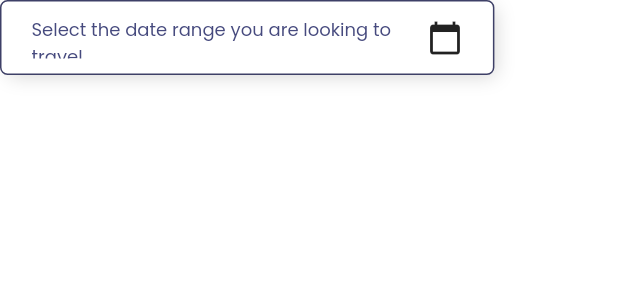
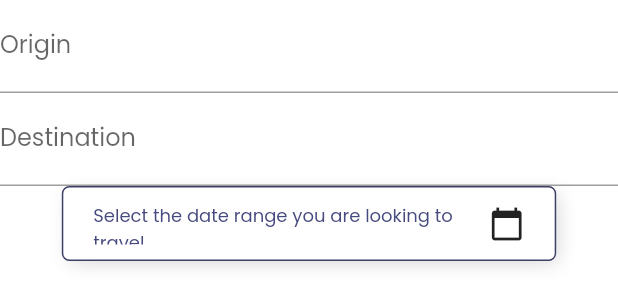
Before and after one commit to Wilb11/CS411_A5_Team10_Trip_Forecast, a Flutter app: the SearchField widget shown alone on an empty page, opened directly, on a phone screen of 412 x 824 dp. Shown: the top 306 px of the screen. Run offline on Flutter 3.47's test engine with Material 2 defaults, Android fonts, the light colour scheme and no system bars; our stand-ins replace flutter_svg, google_fonts, webview_flutter.

Commit message:
finished API implementation, search page, results page, but for some reason on the home page I can't get the search bar to show up lol

```diff
--- a/main/trip_forecaster/lib/Screens/Home/search_fields.dart
+++ b/main/trip_forecaster/lib/Screens/Home/search_fields.dart
@@ -12,12 +12,14 @@ class SearchField extends StatefulWidget {
 class _SearchFieldState extends State<SearchField> {
   DateTime? _startDate;
   DateTime? _endDate;
+  TextEditingController originController = TextEditingController();
+  TextEditingController destinationController = TextEditingController();
 
   Future<void> _openDatePicker(BuildContext context) async {
     final DateTimeRange? picked = await showDateRangePicker(
       context: context,
-      firstDate: DateTime(DateTime.now().year - 5),
-      lastDate: DateTime(DateTime.now().year + 5),
+      firstDate: DateTime.now().add(Duration(days: 14)),
+      lastDate: DateTime.now().add(Duration(days: 300)),
     );
     if (picked != null) {
       setState(() {
@@ -32,8 +34,9 @@ class _SearchFieldState extends State<SearchField> {
           builder: (context) => SearchResultsPage(
             startDate: _startDate!,
             endDate: _endDate!,
-            origin: 'SFO-sky', // Replace with user's origin input
-            destination: 'JFK-sky', // Replace with user's destination input
+            origin: originController.text, // Use the user's origin input
+            destination:
+                destinationController.text, // Use the user's destination input
           ),
         ),
       );
@@ -42,7 +45,17 @@ class _SearchFieldState extends State<SearchField> {
 
   @override
   Widget build(BuildContext context) {
-    return GestureDetector(
+    return Column(
+      children: [
+        TextField(
+          controller: originController,
+          decoration: InputDecoration(labelText: 'Origin'),
+        ),
+        TextField(
+          controller: destinationController,
+          decoration: InputDecoration(labelText: 'Destination'),
+        ),
+        GestureDetector(
           onTap: () => _openDatePicker(context),
           child: Container(
             width: MediaQuery.of(context).size.width * 0.8,
@@ -89,6 +102,8 @@ class _SearchFieldState extends State<SearchField> {
               ),
             ),
           ),
+        ),
+      ],
     );
   }
 }
--- a/main/trip_forecaster/lib/flightApi.dart
+++ /dev/null
@@ -1,5 +0,0 @@
-import 'dart:convert';
-import 'package:http/http.dart' as http;
-
-class FlightApi {
-  final String baseUrl = 'https://partners.api.skyscanner.net/apiservices';
```
Also changed, not shown: main/trip_forecaster/lib/Screens/SearchResults/search_results.dart (+16 -49 lines), main/trip_forecaster/lib/weatherApi.dart (+6 -8 lines). Lines whose indentation alone changed are shown as unchanged.
